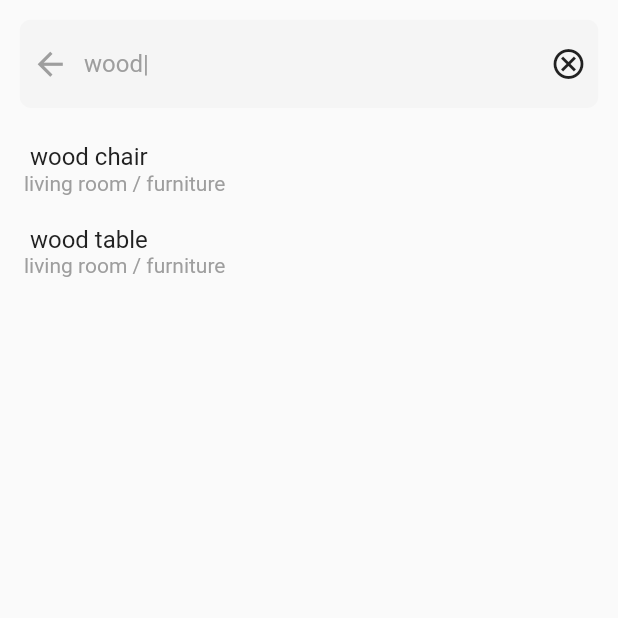
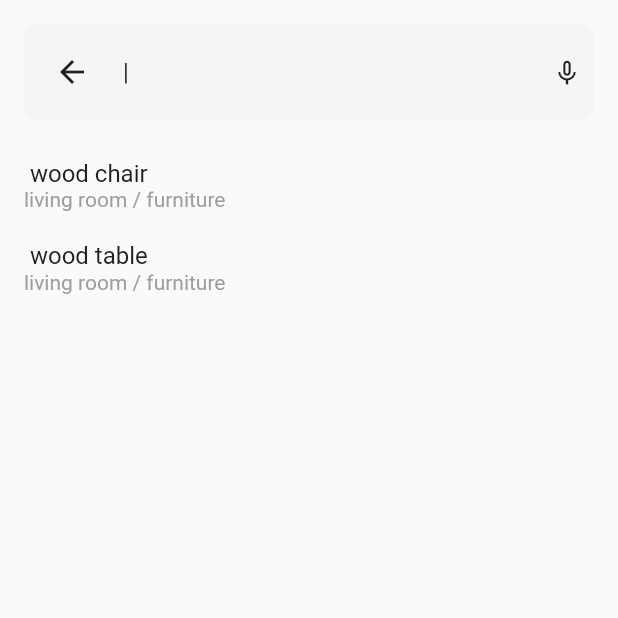
Before and after one commit to krushikapolra45/ulmo, a Flutter app: the SearchResultScreen screen opened directly, on a phone screen of 412 x 824 dp, the top half of it. Run offline on Flutter 3.47's test engine with Material 2 defaults, Android fonts, the light colour scheme and no system bars; Roboto replaces fonts that are missing (poppins).

Commit message:
7-7-23 changes

```diff
--- a/lib/search_result_screen.dart
+++ b/lib/search_result_screen.dart
@@ -1,5 +1,4 @@
 import 'package:flutter/material.dart';
-import 'package:ulmo/common_widget/textfield_common.dart';
 
 class SearchResultScreen extends StatefulWidget {
   const SearchResultScreen({Key? key}) : super(key: key);
@@ -14,14 +13,37 @@ class _SearchResultScreenState extends State<SearchResultScreen> {
     return Scaffold(
       body: SafeArea(
         child: Padding(
-          padding: const EdgeInsets.all(8.0),
+          padding: EdgeInsets.all(8.0),
           child: Column(
             crossAxisAlignment: CrossAxisAlignment.start,
             children: [
-              TextFieldScreen(
-                icon: Icons.arrow_back,
-                name: "wood|",
-                iconTwo: Icons.cancel_outlined,
+              Padding(
+                padding: EdgeInsets.all(8.0),
+                child: Container(
+                  width: double.infinity,
+                  height: 64,
+                  decoration: BoxDecoration(
+                    borderRadius: BorderRadius.circular(8),
+                    color: const Color(0xFFF5F5F5),
+                  ),
+                  child: const Padding(
+                    padding: EdgeInsets.all(8.0),
+                    child: Row(
+                      children: [
+                        BackButton(
+                          color: Color(0xFF212121),
+                        ),
+                        SizedBox(width: 10),
+                        Text(
+                          "|",
+                          style: TextStyle(color: Color(0xFF212121), fontSize: 16),
+                        ),
+                        Spacer(),
+                        Icon(Icons.keyboard_voice_outlined, color: Color(0xFF212121), size: 20),
+                      ],
+                    ),
+                  ),
+                ),
               ),
               SizedBox(
                 height: 10,
```
Also changed, not shown: lib/common_widget/item_common.dart (+4 -4 lines), lib/main_page_screen.dart (+16 -5 lines), lib/search_screen.dart (+27 -5 lines), lib/story_screen.dart (+14 -3 lines).
